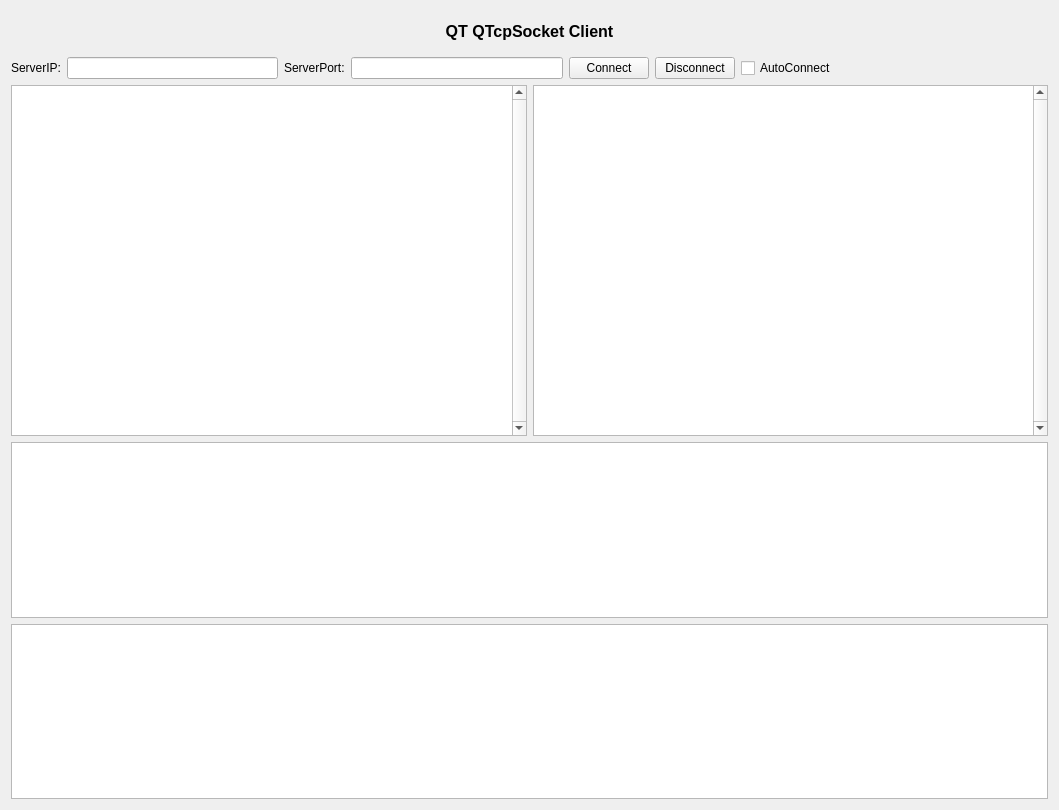
Before: the Qt Designer form QtGuiApplicationTest/QtGuiApplicationTest/MiscellaneousQTcpSocket.ui in xautshuanglong/QtLearningRepository, drawn with Qt 5.
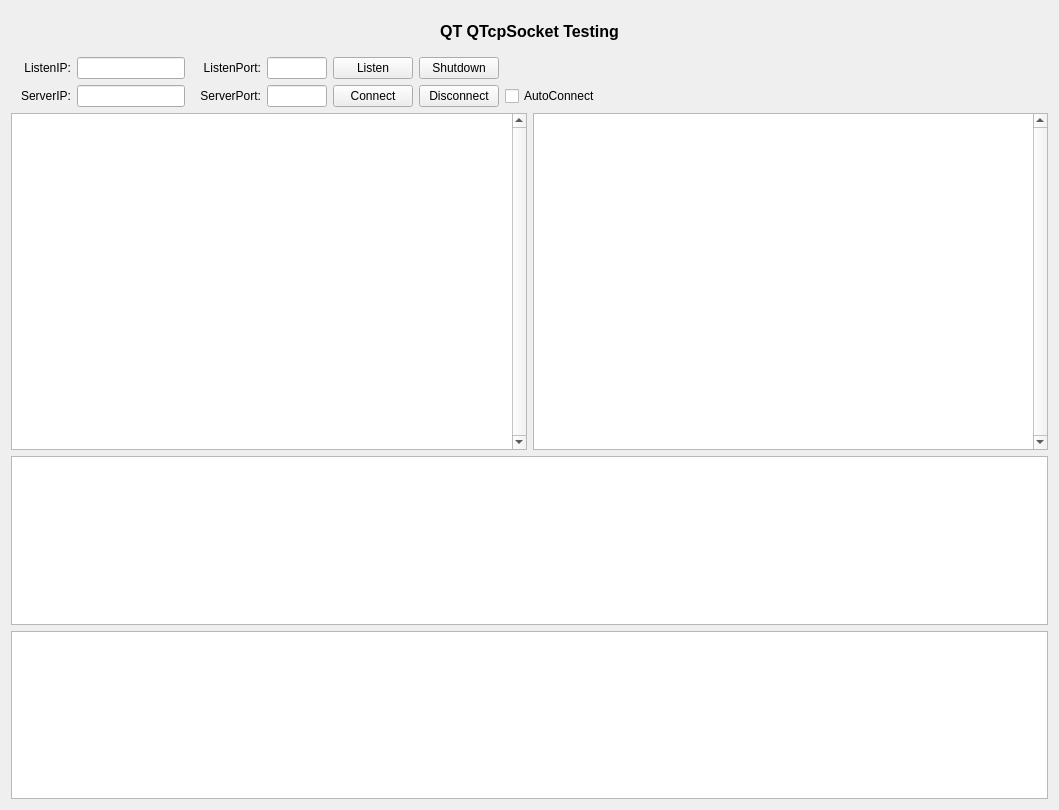
After: the same form once the commit is applied.

Commit message: QTcpServer 监听压力测试

Diff of the .ui file:
```diff
--- a/QtGuiApplicationTest/QtGuiApplicationTest/MiscellaneousQTcpSocket.ui
+++ b/QtGuiApplicationTest/QtGuiApplicationTest/MiscellaneousQTcpSocket.ui
@@ -30,7 +30,7 @@
       </font>
      </property>
      <property name="text">
-      <string>QT QTcpSocket Client</string>
+      <string>QT QTcpSocket Testing</string>
      </property>
      <property name="alignment">
       <set>Qt::AlignCenter</set>
@@ -38,24 +38,17 @@
     </widget>
    </item>
    <item>
-    <layout class="QGridLayout" name="gridLayout" rowstretch="0,2,1,1">
+    <layout class="QGridLayout" name="gridLayout" rowstretch="0,0,2,1,1">
      <property name="leftMargin">
       <number>0</number>
      </property>
+     <property name="topMargin">
+      <number>0</number>
+     </property>
      <property name="rightMargin">
       <number>0</number>
      </property>
-     <item row="3" column="0" colspan="2">
-      <widget class="QPlainTextEdit" name="teMatchError">
-       <property name="font">
-        <font>
-         <family>Consolas</family>
-         <pointsize>10</pointsize>
-        </font>
-       </property>
-      </widget>
-     </item>
-     <item row="1" column="0">
+     <item row="2" column="0">
       <widget class="QPlainTextEdit" name="teMatchTarget">
        <property name="font">
         <font>
@@ -68,29 +61,6 @@
        </property>
       </widget>
      </item>
-     <item row="2" column="0" colspan="2">
-      <widget class="QPlainTextEdit" name="teMatchResult">
-       <property name="font">
-        <font>
-         <family>Consolas</family>
-         <pointsize>10</pointsize>
-        </font>
-       </property>
-      </widget>
-     </item>
-     <item row="1" column="1">
-      <widget class="QPlainTextEdit" name="teMatchExpression">
-       <property name="font">
-        <font>
-         <family>Consolas</family>
-         <pointsize>10</pointsize>
-        </font>
-       </property>
-       <property name="verticalScrollBarPolicy">
-        <enum>Qt::ScrollBarAlwaysOn</enum>
-       </property>
-      </widget>
-     </item>
      <item row="0" column="0" colspan="2">
       <widget class="QWidget" name="ButtonWidget" native="true">
        <layout class="QHBoxLayout" name="horizontalLayout">
@@ -107,24 +77,216 @@
          <number>0</number>
         </property>
         <item>
+         <widget class="QLabel" name="lbListenIP">
+          <property name="sizePolicy">
+           <sizepolicy hsizetype="Fixed" vsizetype="Preferred">
+            <horstretch>0</horstretch>
+            <verstretch>0</verstretch>
+           </sizepolicy>
+          </property>
+          <property name="minimumSize">
+           <size>
+            <width>60</width>
+            <height>0</height>
+           </size>
+          </property>
+          <property name="text">
+           <string>ListenIP:</string>
+          </property>
+          <property name="alignment">
+           <set>Qt::AlignRight|Qt::AlignTrailing|Qt::AlignVCenter</set>
+          </property>
+         </widget>
+        </item>
+        <item>
+         <widget class="QLineEdit" name="leListenIP">
+          <property name="sizePolicy">
+           <sizepolicy hsizetype="Fixed" vsizetype="Fixed">
+            <horstretch>0</horstretch>
+            <verstretch>0</verstretch>
+           </sizepolicy>
+          </property>
+         </widget>
+        </item>
+        <item>
+         <widget class="QLabel" name="lbListenPort">
+          <property name="minimumSize">
+           <size>
+            <width>70</width>
+            <height>0</height>
+           </size>
+          </property>
+          <property name="text">
+           <string>ListenPort:</string>
+          </property>
+          <property name="alignment">
+           <set>Qt::AlignRight|Qt::AlignTrailing|Qt::AlignVCenter</set>
+          </property>
+         </widget>
+        </item>
+        <item>
+         <widget class="QLineEdit" name="leListenPort">
+          <property name="sizePolicy">
+           <sizepolicy hsizetype="Fixed" vsizetype="Fixed">
+            <horstretch>0</horstretch>
+            <verstretch>0</verstretch>
+           </sizepolicy>
+          </property>
+          <property name="maximumSize">
+           <size>
+            <width>60</width>
+            <height>16777215</height>
+           </size>
+          </property>
+         </widget>
+        </item>
+        <item>
+         <widget class="QPushButton" name="btnListen">
+          <property name="sizePolicy">
+           <sizepolicy hsizetype="Maximum" vsizetype="Fixed">
+            <horstretch>0</horstretch>
+            <verstretch>0</verstretch>
+           </sizepolicy>
+          </property>
+          <property name="text">
+           <string>Listen</string>
+          </property>
+         </widget>
+        </item>
+        <item>
+         <widget class="QPushButton" name="btnShutdown">
+          <property name="sizePolicy">
+           <sizepolicy hsizetype="Maximum" vsizetype="Fixed">
+            <horstretch>0</horstretch>
+            <verstretch>0</verstretch>
+           </sizepolicy>
+          </property>
+          <property name="text">
+           <string>Shutdown</string>
+          </property>
+         </widget>
+        </item>
+        <item>
+         <spacer name="horizontalSpacer">
+          <property name="orientation">
+           <enum>Qt::Horizontal</enum>
+          </property>
+          <property name="sizeHint" stdset="0">
+           <size>
+            <width>40</width>
+            <height>20</height>
+           </size>
+          </property>
+         </spacer>
+        </item>
+       </layout>
+      </widget>
+     </item>
+     <item row="4" column="0" colspan="2">
+      <widget class="QPlainTextEdit" name="teMatchError">
+       <property name="font">
+        <font>
+         <family>Consolas</family>
+         <pointsize>10</pointsize>
+        </font>
+       </property>
+      </widget>
+     </item>
+     <item row="2" column="1">
+      <widget class="QPlainTextEdit" name="teMatchExpression">
+       <property name="font">
+        <font>
+         <family>Consolas</family>
+         <pointsize>10</pointsize>
+        </font>
+       </property>
+       <property name="verticalScrollBarPolicy">
+        <enum>Qt::ScrollBarAlwaysOn</enum>
+       </property>
+      </widget>
+     </item>
+     <item row="3" column="0" colspan="2">
+      <widget class="QPlainTextEdit" name="teMatchResult">
+       <property name="font">
+        <font>
+         <family>Consolas</family>
+         <pointsize>10</pointsize>
+        </font>
+       </property>
+      </widget>
+     </item>
+     <item row="1" column="0" colspan="2">
+      <widget class="QWidget" name="ClientButtonWidget" native="true">
+       <layout class="QHBoxLayout" name="horizontalLayout_3">
+        <property name="leftMargin">
+         <number>0</number>
+        </property>
+        <property name="topMargin">
+         <number>0</number>
+        </property>
+        <property name="rightMargin">
+         <number>0</number>
+        </property>
+        <property name="bottomMargin">
+         <number>0</number>
+        </property>
+        <item>
          <widget class="QLabel" name="lbServerIP">
+          <property name="minimumSize">
+           <size>
+            <width>60</width>
+            <height>0</height>
+           </size>
+          </property>
           <property name="text">
            <string>ServerIP:</string>
           </property>
+          <property name="alignment">
+           <set>Qt::AlignRight|Qt::AlignTrailing|Qt::AlignVCenter</set>
+          </property>
          </widget>
         </item>
         <item>
-         <widget class="QLineEdit" name="leServerIP"/>
+         <widget class="QLineEdit" name="leServerIP">
+          <property name="sizePolicy">
+           <sizepolicy hsizetype="Fixed" vsizetype="Fixed">
+            <horstretch>0</horstretch>
+            <verstretch>0</verstretch>
+           </sizepolicy>
+          </property>
+         </widget>
         </item>
         <item>
          <widget class="QLabel" name="lbServerPort">
+          <property name="minimumSize">
+           <size>
+            <width>70</width>
+            <height>0</height>
+           </size>
+          </property>
           <property name="text">
            <string>ServerPort:</string>
           </property>
+          <property name="alignment">
+           <set>Qt::AlignRight|Qt::AlignTrailing|Qt::AlignVCenter</set>
+          </property>
          </widget>
         </item>
         <item>
-         <widget class="QLineEdit" name="leServerPort"/>
+         <widget class="QLineEdit" name="leServerPort">
+          <property name="sizePolicy">
+           <sizepolicy hsizetype="Fixed" vsizetype="Fixed">
+            <horstretch>0</horstretch>
+            <verstretch>0</verstretch>
+           </sizepolicy>
+          </property>
+          <property name="maximumSize">
+           <size>
+            <width>60</width>
+            <height>16777215</height>
+           </size>
+          </property>
+         </widget>
         </item>
         <item>
          <widget class="QPushButton" name="btnConnect">
@@ -160,7 +322,7 @@
          </widget>
         </item>
         <item>
-         <spacer name="horizontalSpacer">
+         <spacer name="horizontalSpacer_3">
           <property name="orientation">
            <enum>Qt::Horizontal</enum>
           </property>
```
Left out of the diff: 2 changed lines with no effect on the pictures. The commit also changes 4 other files.
